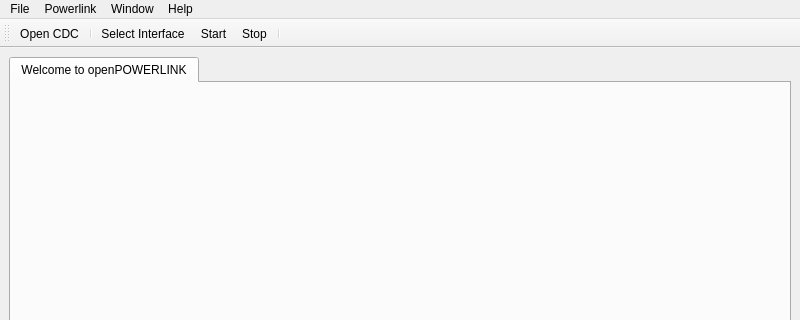
First picture: the form in apps/demo_qt_advanced/plk_qt_gui/ui/MainWindow.ui, repository OpenAutomationTechnologies/openPOWERLINK_Qt_App, before the edit; both pictures show x 0 to 800 and y 0 to 320 of the 800 by 600 pixel window.
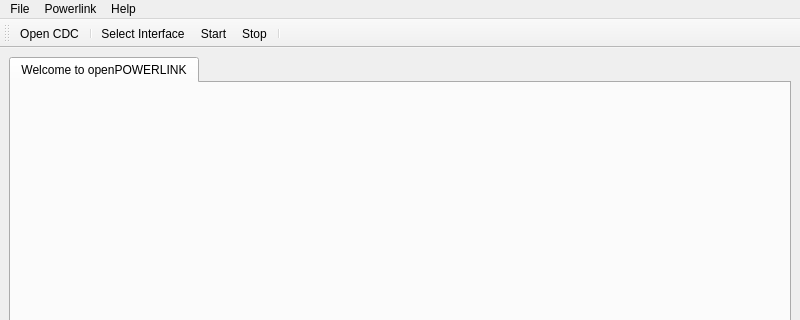
Second picture: the form after the edit. Icons and pictures are not drawn.

Commit message: [TASK] Remove Window menu and fullscreen

```diff
--- a/apps/demo_qt_advanced/plk_qt_gui/ui/MainWindow.ui
+++ b/apps/demo_qt_advanced/plk_qt_gui/ui/MainWindow.ui
@@ -86,15 +86,8 @@
     <addaction name="separator"/>
     <addaction name="actionAbout"/>
    </widget>
-   <widget class="QMenu" name="menuWindow">
-    <property name="title">
-     <string>Window</string>
-    </property>
-    <addaction name="actionToggle_Full_Screen"/>
-   </widget>
    <addaction name="menuFile"/>
    <addaction name="menuPowerlink"/>
-   <addaction name="menuWindow"/>
    <addaction name="menuHelp"/>
   </widget>
   <widget class="QToolBar" name="toolBar">
```
The commit also changes 2 other files.
